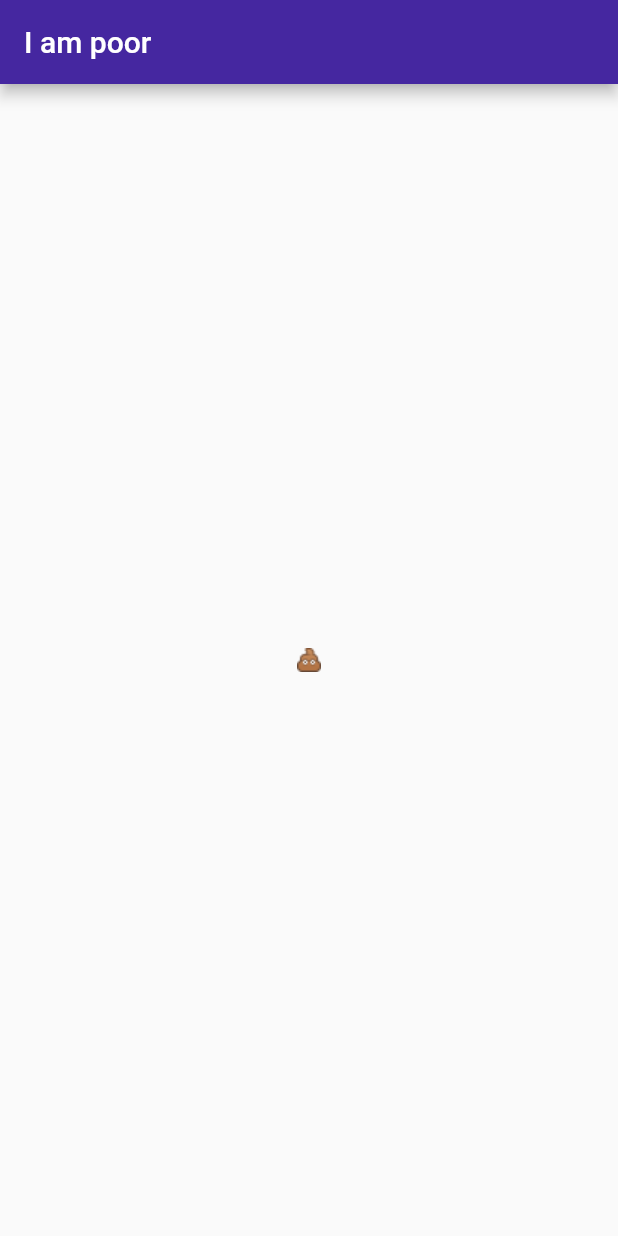
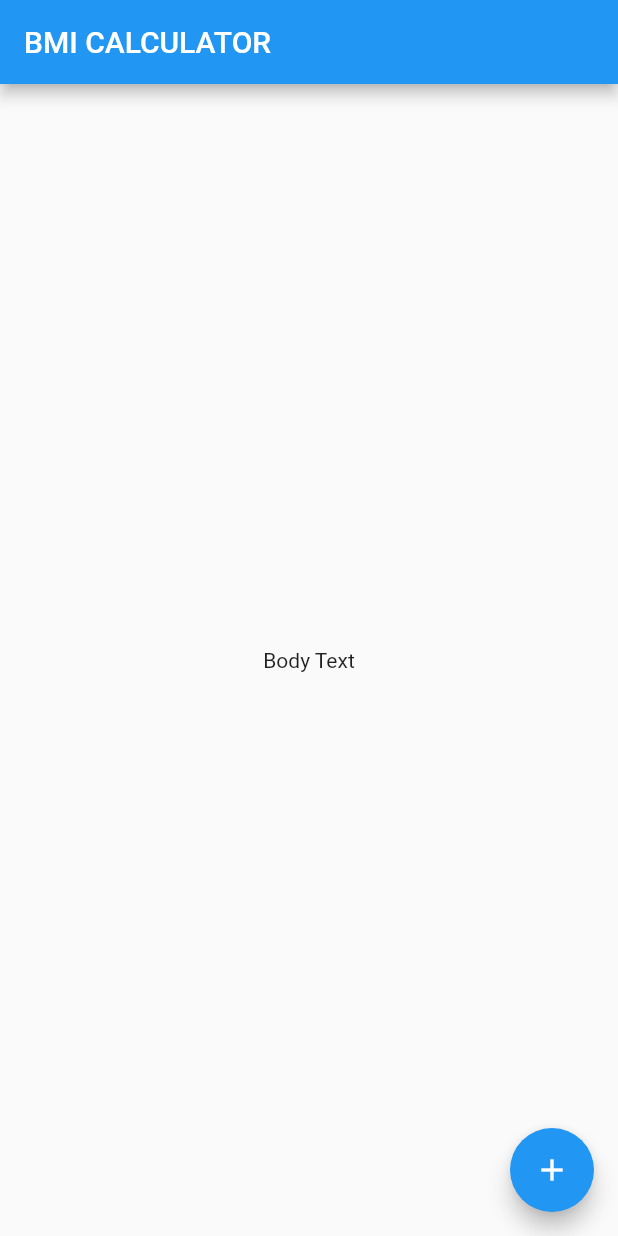
Before and after one commit to mntm/flutter-course, a Flutter app: the screen it shows after launch, on a phone screen of 412 x 824 dp. Run offline on Flutter 3.47's test engine with Material 2 defaults, Android fonts, the phone set to English and light mode, and no system bars.

Commit message:
Setup project

```diff
--- a/lib/main.dart
+++ b/lib/main.dart
@@ -1,30 +1,33 @@
-import "package:flutter/material.dart";
+import 'package:flutter/material.dart';
 
-// With dart, when a function (or method) contains only one instruction,
-// we can use the so called 'fat arrow' (=>) to shorten its declaration
-void main() => runApp(MyApp());
+void main() => runApp(BMICalculator());
 
-// To be able to use hot reload and hot restart,
-// we need to declare the application as a Widget.
-// So that flutter could track the change made to the app
-class MyApp extends StatelessWidget {
+class BMICalculator extends StatelessWidget {
   @override
   Widget build(BuildContext context) {
     return MaterialApp(
-      // The Scaffold widget permits us to add appbars
-      // and other material widget (FAB) in our application.
-      // It is the equivalent of CoordinatorLayout on android.
-      home: Scaffold(
-        appBar: AppBar(
-          title: Text('I am poor'),
-          backgroundColor: Colors.deepPurple[800],
-        ),
-        body: Center(
-          child: Image(
-            // This feeds the widget with an image bundled with the app
-            image: AssetImage('images/fb_poop_icon.png'),
-          ),
-        ),
+      home: InputPage(),
+    );
+  }
+}
+
+class InputPage extends StatefulWidget {
+  @override
+  _InputPageState createState() => _InputPageState();
+}
+
+class _InputPageState extends State<InputPage> {
+  @override
+  Widget build(BuildContext context) {
+    return Scaffold(
+      appBar: AppBar(
+        title: Text('BMI CALCULATOR'),
+      ),
+      body: Center(
+        child: Text('Body Text'),
+      ),
+      floatingActionButton: FloatingActionButton(
+        child: Icon(Icons.add),
       ),
     );
   }
```
